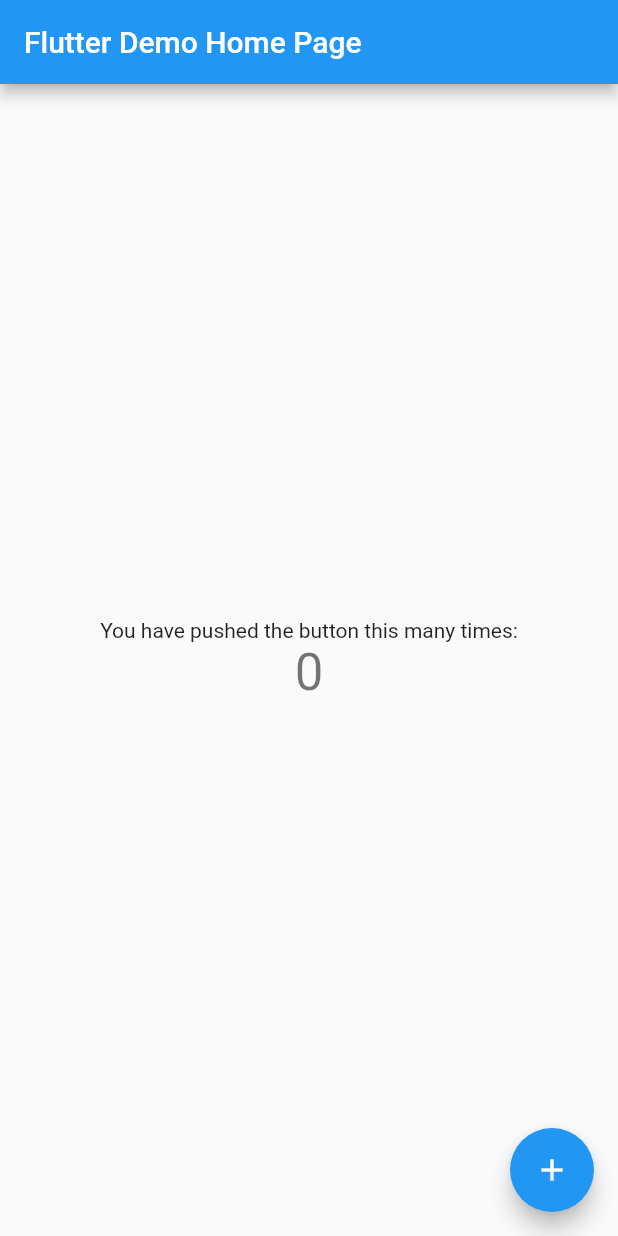
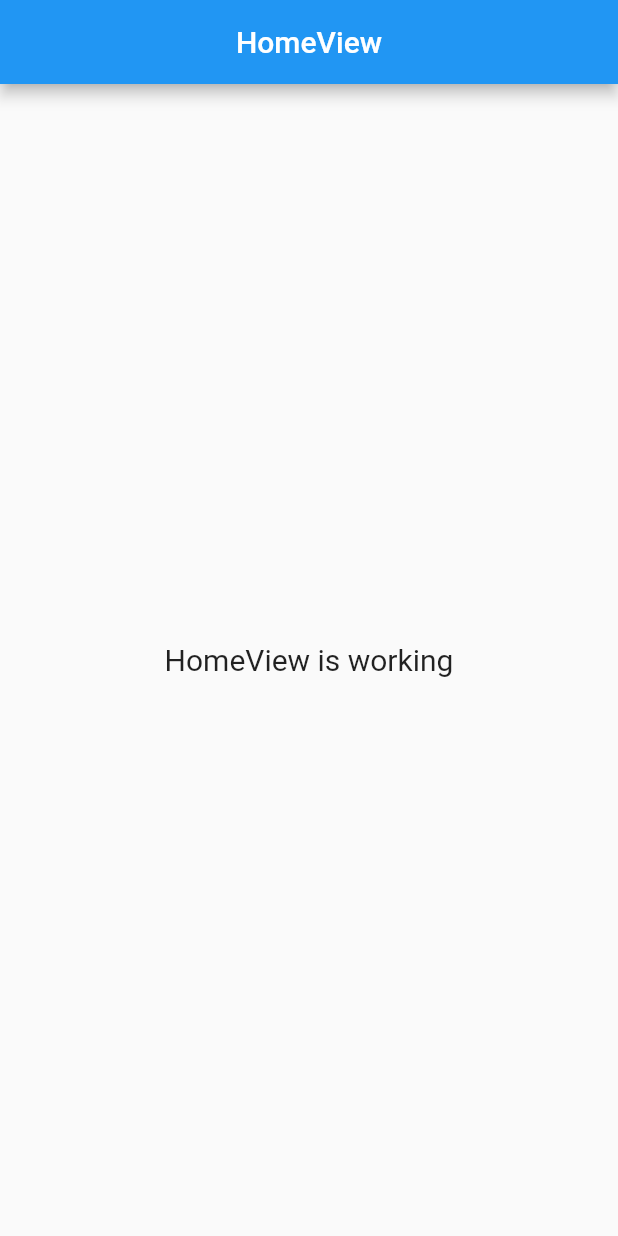
Before and after one commit to MdAdnanMorshed/easystore_key, a Flutter app: the screen it shows after launch, on a phone screen of 412 x 824 dp. Run offline on Flutter 3.47's test engine with Material 2 defaults, Android fonts, the phone set to English and light mode, and no system bars; our stand-ins replace get.

Commit message:
simple project convert get CLI

```diff
--- /dev/null
+++ b/lib/app/modules/home/views/home_view.dart
@@ -0,0 +1,24 @@
+import 'package:flutter/material.dart';
+
+import 'package:get/get.dart';
+
+import '../controllers/home_controller.dart';
+
+class HomeView extends GetView<HomeController> {
+  const HomeView({Key? key}) : super(key: key);
+  @override
+  Widget build(BuildContext context) {
+    return Scaffold(
+      appBar: AppBar(
+        title: const Text('HomeView'),
+        centerTitle: true,
+      ),
+      body: const Center(
+        child: Text(
+          'HomeView is working',
+          style: TextStyle(fontSize: 20),
+        ),
+      ),
+    );
+  }
+}
--- a/lib/main.dart
+++ b/lib/main.dart
@@ -1,67 +1,15 @@
 import 'package:flutter/material.dart';
 
+import 'package:get/get.dart';
+
+import 'app/routes/app_pages.dart';
+
 void main() {
-  runApp(const MyApp());
+  runApp(
+    GetMaterialApp(
+      title: "Application",
+      initialRoute: AppPages.INITIAL,
+      getPages: AppPages.routes,
+    ),
+  );
 }
-
-class MyApp extends StatelessWidget {
-  const MyApp({super.key});
-  @override
-  Widget build(BuildContext context) {
-    return MaterialApp(
-      title: 'Flutter Demo',
-      theme: ThemeData(
-        primarySwatch: Colors.blue,
-      ),
-      home: const MyHomePage(title: 'Flutter Demo Home Page'),
-    );
-  }
-}
-
-class MyHomePage extends StatefulWidget {
-  const MyHomePage({super.key, required this.title});
-  final String title;
-  @override
-  State<MyHomePage> createState() => _MyHomePageState();
-}
-
-class _MyHomePageState extends State<MyHomePage> {
-  int _counter = 0;
-  void _incrementCounter() {
-    setState(() {
-
-      _counter++;
-    });
-  }
-  @override
-  Widget build(BuildContext context) {
-
-    return Scaffold(
-      appBar: AppBar(
-
-        title: Text(widget.title),
-      ),
-      body: Center(
-
-        child: Column(
-
-          mainAxisAlignment: MainAxisAlignment.center,
-          children: <Widget>[
-            const Text(
-              'You have pushed the button this many times:',
-            ),
-            Text(
-              '$_counter',
-              style: Theme.of(context).textTheme.headlineMedium,
-            ),
-          ],
-        ),
-      ),
-      floatingActionButton: FloatingActionButton(
-        onPressed: _incrementCounter,
-        tooltip: 'Increment',
-        child: const Icon(Icons.add),
-      ), // This trailing comma makes auto-formatting nicer for build methods.
-    );
-  }
-}
```
Also changed, not shown: lib/app/modules/home/bindings/home_binding.dart (added, +12 -0 lines), lib/app/modules/home/controllers/home_controller.dart (added, +23 -0 lines), lib/app/routes/app_pages.dart (added, +20 -0 lines), lib/app/routes/app_routes.dart (added, +12 -0 lines), pubspec.yaml (+5 -75 lines), pubspec.lock, 1 other file.
